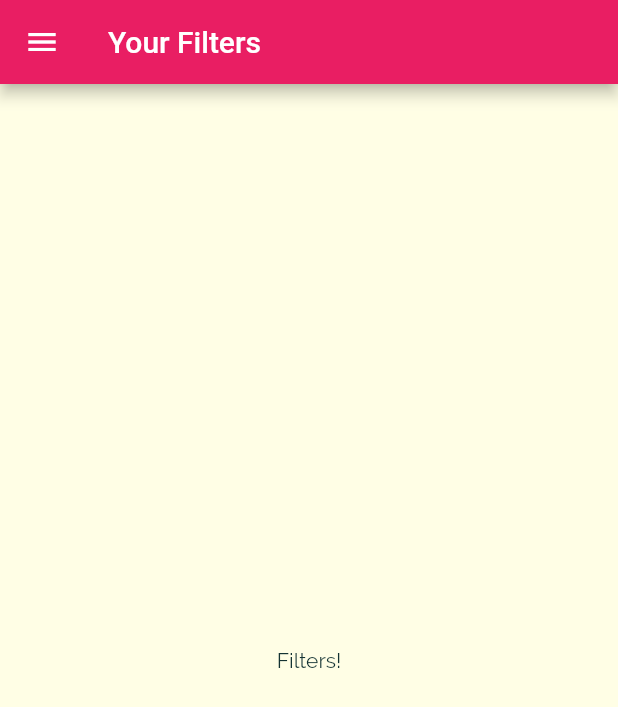
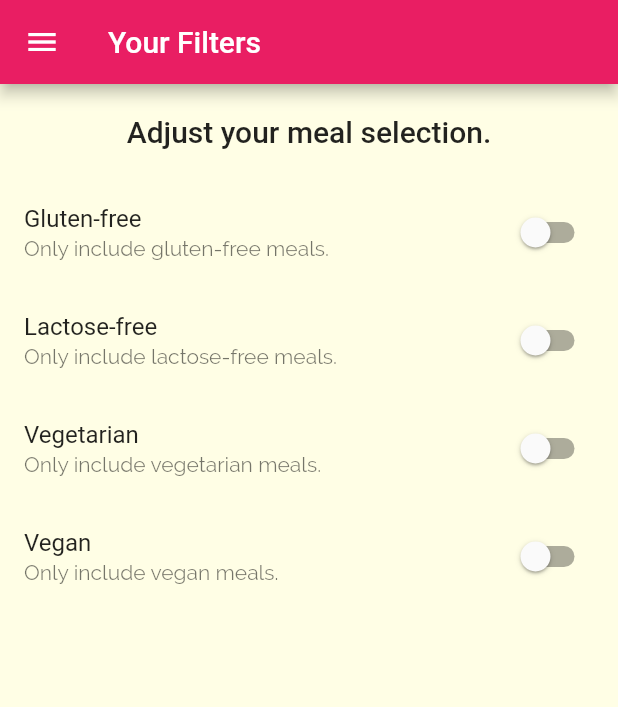
Before and after one commit to iwonarudzinska/recipes, a Flutter app: the FiltersScreen screen opened by its route, on a phone screen of 412 x 824 dp. Shown: the top 707 px of the screen. Run offline on Flutter 3.47's test engine with Material 2 defaults, Android fonts, the phone set to English and light mode, and no system bars.

Commit message:
Add Filter Switches

```diff
--- a/lib/screens/filters_screen.dart
+++ b/lib/screens/filters_screen.dart
@@ -1,9 +1,34 @@
 import 'package:flutter/material.dart';
 import 'package:meals_udemy/widgets/main_drawer.dart';
 
-class FiltersScreen extends StatelessWidget {
+class FiltersScreen extends StatefulWidget {
   const FiltersScreen({Key? key}) : super(key: key);
   static const routeName = '/filters';
+
+  @override
+  State<FiltersScreen> createState() => _FiltersScreenState();
+}
+
+class _FiltersScreenState extends State<FiltersScreen> {
+  bool _glutenFree = false;
+  bool _vegetarian = false;
+  bool _vegan = false;
+  bool _lactoseFree = false;
+
+  Widget _buildSwitchListTile(
+    String title,
+    String description,
+    bool currentValue,
+    Function(bool) updateValue,
+  ) {
+    return SwitchListTile(
+      title: Text(title),
+      subtitle: Text(description),
+      value: currentValue,
+      onChanged: updateValue,
+    );
+  }
+
   @override
   Widget build(BuildContext context) {
     return Scaffold(
@@ -11,8 +36,62 @@ class FiltersScreen extends StatelessWidget {
         title: const Text('Your Filters'),
       ),
       drawer: const MainDrawer(),
-      body: const Center(
-        child: Text('Filters!'),
+      body: Column(
+        children: [
+          Container(
+            padding: const EdgeInsets.all(20),
+            child: Text(
+              'Adjust your meal selection.',
+              style: Theme.of(context).textTheme.titleLarge,
+            ),
+          ),
+          Expanded(
+            child: ListView(
+              children: [
+                _buildSwitchListTile(
+                  'Gluten-free',
+                  'Only include gluten-free meals.',
+                  _glutenFree,
+                  (newValue) {
+                    setState(() {
+                      _glutenFree = newValue;
+                    });
+                  },
+                ),
+                _buildSwitchListTile(
+                  'Lactose-free',
+                  'Only include lactose-free meals.',
+                  _lactoseFree,
+                  (newValue) {
+                    setState(() {
+                      _lactoseFree = newValue;
+                    });
+                  },
+                ),
+                _buildSwitchListTile(
+                  'Vegetarian',
+                  'Only include vegetarian meals.',
+                  _vegetarian,
+                  (newValue) {
+                    setState(() {
+                      _vegetarian = newValue;
+                    });
+                  },
+                ),
+                _buildSwitchListTile(
+                  'Vegan',
+                  'Only include vegan meals.',
+                  _vegan,
+                  (newValue) {
+                    setState(() {
+                      _vegan = newValue;
+                    });
+                  },
+                ),
+              ],
+            ),
+          ),
+        ],
       ),
     );
   }
```
